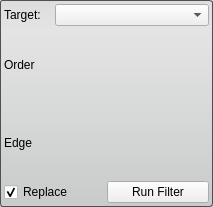
Before: the Qt Designer form Interface/ToolInterface/IntensityCorrectionFilterInterface.ui in jessdtate/Seg3D, drawn with Qt 5.
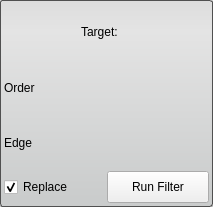
After: the same form once the commit is applied.

Diff of the .ui file:
```diff
--- a/Interface/ToolInterface/IntensityCorrectionFilterInterface.ui
+++ b/Interface/ToolInterface/IntensityCorrectionFilterInterface.ui
@@ -46,27 +46,29 @@
     <number>4</number>
    </property>
    <item>
-    <layout class="QHBoxLayout" name="activeHLayout" stretch="1,3">
+    <layout class="QHBoxLayout" name="activeHLayout" stretch="1">
      <property name="spacing">
       <number>0</number>
      </property>
      <item>
       <widget class="QLabel" name="activeLabel">
+       <property name="sizePolicy">
+        <sizepolicy hsizetype="Fixed" vsizetype="Preferred">
+         <horstretch>0</horstretch>
+         <verstretch>0</verstretch>
+        </sizepolicy>
+       </property>
+       <property name="minimumSize">
+        <size>
+         <width>50</width>
+         <height>0</height>
+        </size>
+       </property>
        <property name="text">
         <string>Target:</string>
        </property>
       </widget>
      </item>
-     <item>
-      <widget class="QComboBox" name="targetComboBox">
-       <property name="sizeAdjustPolicy">
-        <enum>QComboBox::AdjustToMinimumContentsLength</enum>
-       </property>
-       <property name="minimumContentsLength">
-        <number>12</number>
-       </property>
-      </widget>
-     </item>
     </layout>
    </item>
    <item>
@@ -130,6 +132,12 @@
      </property>
      <item>
       <widget class="QCheckBox" name="replaceCheckBox">
+       <property name="minimumSize">
+        <size>
+         <width>0</width>
+         <height>32</height>
+        </size>
+       </property>
        <property name="text">
         <string>Replace</string>
        </property>
@@ -140,6 +148,18 @@
      </item>
      <item>
       <widget class="QPushButton" name="runButton">
+       <property name="minimumSize">
+        <size>
+         <width>0</width>
+         <height>32</height>
+        </size>
+       </property>
+       <property name="maximumSize">
+        <size>
+         <width>16777215</width>
+         <height>32</height>
+        </size>
+       </property>
        <property name="text">
         <string>Run Filter</string>
        </property>
```
